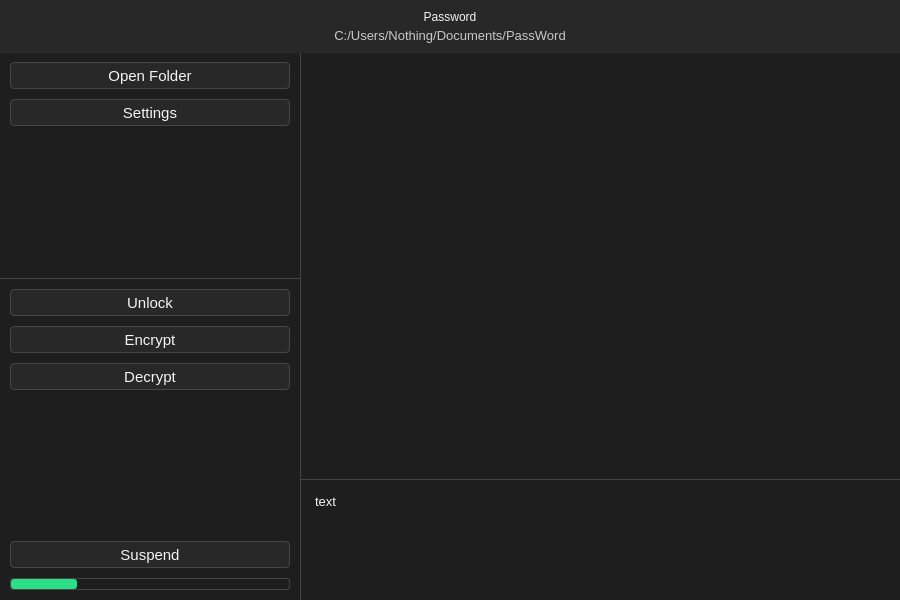
Old version of the form src/forms/VaultViewWindow.ui in the repository Nothing031/Vault.
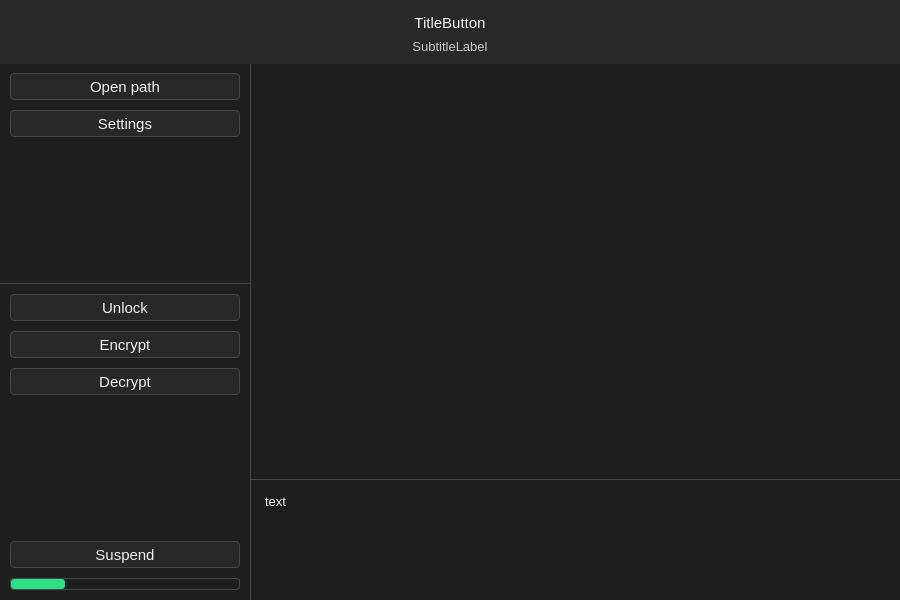
New version of the form. Custom widgets are drawn as their Qt base class.

Patch:
```diff
--- a/src/forms/VaultViewWindow.ui
+++ b/src/forms/VaultViewWindow.ui
@@ -26,7 +26,7 @@
 
 QWidget{
 	background: rgb(30, 30, 30);
-	color: rgb(244, 244, 244);
+	color: rgb(240, 240, 240);
 	font: 12pt &quot;Arial&quot;;
 }QWidget::disabled{
 	color: rgb(150, 150, 150);
@@ -138,7 +138,7 @@
       </property>
       <property name="maximumSize">
        <size>
-        <width>300</width>
+        <width>250</width>
         <height>16777215</height>
        </size>
       </property>
@@ -173,7 +173,7 @@
        <item>
         <widget class="QPushButton" name="pushButton">
          <property name="text">
-          <string>Open Folder</string>
+          <string>Open path</string>
          </property>
         </widget>
        </item>
@@ -304,7 +304,7 @@
      </widget>
     </item>
     <item row="2" column="2">
-     <widget class="QListView" name="FileListView">
+     <widget class="FileListView" name="fileListView">
       <property name="cursor" stdset="0">
        <cursorShape>ArrowCursor</cursorShape>
       </property>
@@ -337,20 +337,25 @@
        <string notr="true">QWidget{
 	background: rgb(40, 40, 40);
 }
-
-#TitleLabel{
+QPushButton{
+	min-width: 0px;
 	font: 700 18pt &quot;Arial&quot;;
+	border: 0px;
+}QPushButton:hover{
+	color: rgb(44, 222, 133);
+}QPushButton::pressed{
+	color: rgb(240, 240, 240);
 }
-#SubtitleLabel{
+#titleLabel{
+	font: 700 18pt &quot;Arial&quot;;
+}
+#subtitleLabel{
 	font: 10pt;
 	color: rgb(200, 200, 200);
 }
 </string>
       </property>
-      <layout class="QVBoxLayout" name="verticalLayout">
-       <property name="spacing">
-        <number>4</number>
-       </property>
+      <layout class="QGridLayout" name="gridLayout_2">
        <property name="leftMargin">
         <number>0</number>
        </property>
@@ -363,20 +368,52 @@
        <property name="bottomMargin">
         <number>10</number>
        </property>
-       <item>
-        <widget class="QLabel" name="TitleLabel">
-         <property name="text">
-          <string>Password</string>
+       <property name="spacing">
+        <number>4</number>
+       </property>
+       <item row="0" column="1">
+        <widget class="QPushButton" name="titleButton">
+         <property name="minimumSize">
+          <size>
+           <width>0</width>
+           <height>25</height>
+          </size>
          </property>
-         <property name="alignment">
-          <set>Qt::AlignmentFlag::AlignCenter</set>
+         <property name="text">
+          <string>TitleButton</string>
          </property>
         </widget>
        </item>
-       <item>
-        <widget class="QLabel" name="SubtitleLabel">
+       <item row="0" column="0">
+        <spacer name="horizontalSpacer">
+         <property name="orientation">
+          <enum>Qt::Orientation::Horizontal</enum>
+         </property>
+         <property name="sizeHint" stdset="0">
+          <size>
+           <width>40</width>
+           <height>20</height>
+          </size>
+         </property>
+        </spacer>
+       </item>
+       <item row="0" column="2">
+        <spacer name="horizontalSpacer_2">
+         <property name="orientation">
+          <enum>Qt::Orientation::Horizontal</enum>
+         </property>
+         <property name="sizeHint" stdset="0">
+          <size>
+           <width>40</width>
+           <height>20</height>
+          </size>
+         </property>
+        </spacer>
+       </item>
+       <item row="1" column="0" colspan="3">
+        <widget class="QLabel" name="subtitleLabel">
          <property name="text">
-          <string>C:/Users/Nothing/Documents/PassWord</string>
+          <string>SubtitleLabel</string>
          </property>
          <property name="alignment">
           <set>Qt::AlignmentFlag::AlignCenter</set>
@@ -405,6 +442,13 @@
    </layout>
   </widget>
  </widget>
+ <customwidgets>
+  <customwidget>
+   <class>FileListView</class>
+   <extends>QListView</extends>
+   <header>src/widgets/FileListView.hpp</header>
+  </customwidget>
+ </customwidgets>
  <resources/>
  <connections/>
 </ui>
```
Left out of the diff: 16 changed lines with no effect on the pictures.
